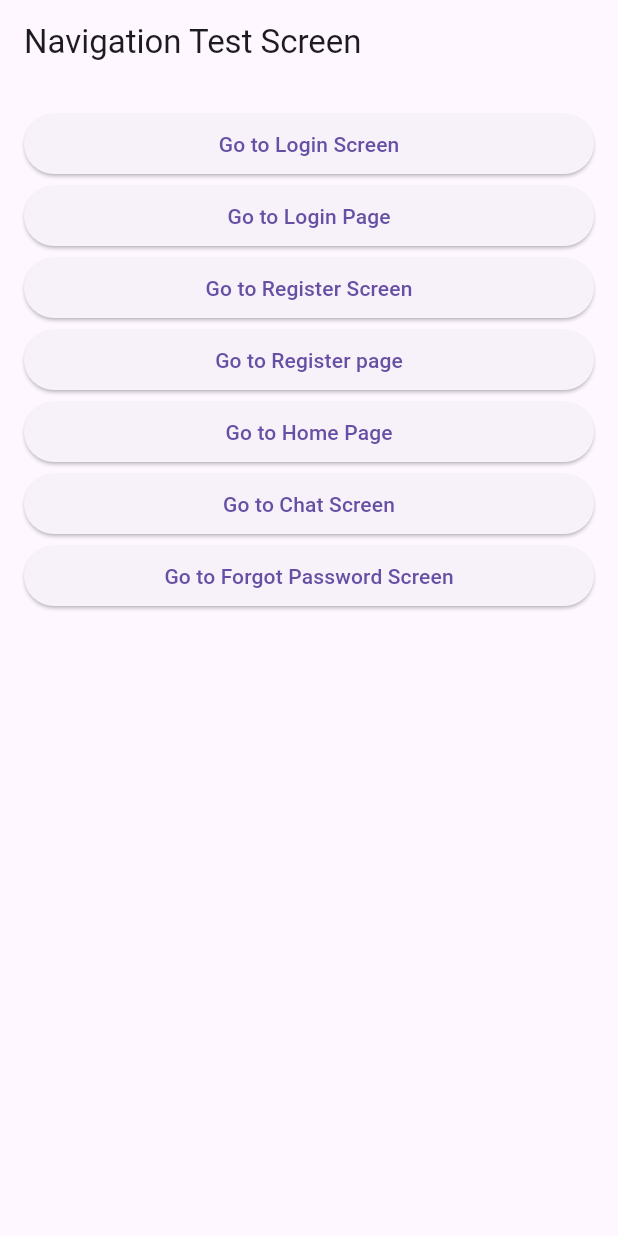
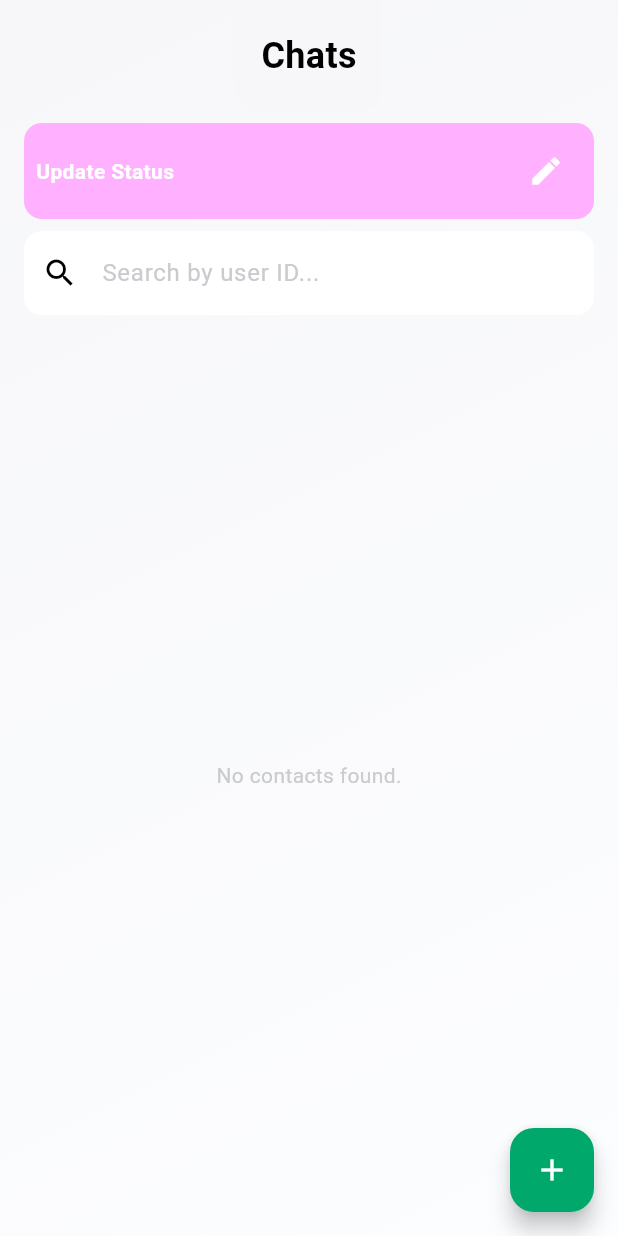
Before and after one commit to DhrithiHH/YapZap_ChatApp, a Flutter app: the screen it shows after launch, after a tap on "Go to Home Page", on a phone screen of 412 x 824 dp. Run offline on Flutter 3.47's test engine with Material 3 defaults, Android fonts, the light colour scheme and no system bars; our stand-ins replace cloud_firestore, firebase_auth, firebase_core, socket_io_client; missing offline and left inert: flutter_webrtc; accounts and stored records are empty.

Commit message:
changes in home

```diff
--- a/yapzap/lib/main.dart
+++ b/yapzap/lib/main.dart
@@ -39,6 +39,8 @@ import 'screens/forgot_password_screen_demo.dart';
 import 'screens/splash_page.dart';
 import 'screens/login_page.dart';
 import 'screens/register_page.dart';
+// import 'screens/chat_list.dart';
+import 'screens/home.dart';
 
 Future<void> main() async {
   WidgetsFlutterBinding.ensureInitialized();
@@ -63,6 +65,7 @@ class MyApp extends StatelessWidget {
         // '/homepage': (context) => HomePageDemo(),
         // '/chatscreen': (context) => WebRTCChatApp(),
         '/forgotpassword': (context) => ForgotPasswordPage(),
+        '/homepage': (context) => const Home(userId: "charan"),
       },
     );
   }
--- a/yapzap/lib/screens/chat_list_page.dart
+++ /dev/null
@@ -1,157 +0,0 @@
-import 'package:flutter/material.dart';
-
-// Model for Chat Data
-class Chat {
-  final String userName;
-  final String lastMessage;
-  final String time;
-  final String avatarUrl;
-  final bool isOnline;
-
-  Chat({
-    required this.userName,
-    required this.lastMessage,
-    required this.time,
-    required this.avatarUrl,
-    required this.isOnline,
-  });
-}
-
-class ChatListPage extends StatelessWidget {
-  const ChatListPage({Key? key}) : super(key: key);
-
-  @override
-  Widget build(BuildContext context) {
-    // Example data for chat list
-    List<Chat> chatList = [
-      Chat(
-        userName: 'Liam',
-        lastMessage: 'Hey! Let\'s meet up tomorrow.',
-        time: '12:30 PM',
-        avatarUrl: 'assets/images/avatar_1.png',
-        isOnline: true,
-      ),
-      Chat(
-        userName: 'Emma',
-        lastMessage: 'Got your message!',
-        time: '10:15 AM',
-        avatarUrl: 'assets/images/avatar_2.png',
-        isOnline: false,
-      ),
-      Chat(
-        userName: 'Olivia',
-        lastMessage: 'Are you free today?',
-        time: '8:00 AM',
-        avatarUrl: 'assets/images/avatar_3.png',
-        isOnline: true,
-      ),
-      Chat(
-        userName: 'Noah',
-        lastMessage: 'What\'s up?',
-        time: 'Yesterday',
-        avatarUrl: 'assets/images/avatar_4.png',
-        isOnline: false,
-      ),
-    ];
-
-    return Scaffold(
-      appBar: AppBar(
-        backgroundColor: const Color(0xFF7ED321), // Green from the theme
-        title: const Text('Chats', style: TextStyle(fontFamily: 'ComicSans')),
-        actions: [
-          IconButton(
-            icon: const Icon(Icons.search),
-            onPressed: () {
-              // Search functionality can be added here
-            },
-          ),
-        ],
-      ),
-      body: ListView.builder(
-        itemCount: chatList.length,
-        itemBuilder: (context, index) {
-          final chat = chatList[index];
-          return ChatListItem(chat: chat);
-        },
-      ),
-    );
-  }
-}
-
-// Chat List Item Widget
-class ChatListItem extends StatelessWidget {
-  final Chat chat;
-
-  const ChatListItem({Key? key, required this.chat}) : super(key: key);
-
-  @override
-  Widget build(BuildContext context) {
-    return Padding(
-      padding: const EdgeInsets.symmetric(vertical: 10.0, horizontal: 15.0),
-      child: InkWell(
-        onTap: () {
-          // Navigate to chat screen when tapping on the chat item
-          Navigator.pushNamed(context, '/chat', arguments: chat);
-        },
-        child: Row(
-          children: [
-            // Avatar
-            CircleAvatar(
-              radius: 30,
-              backgroundImage: AssetImage(chat.avatarUrl),
-              backgroundColor: Colors.transparent,
-            ),
-            const SizedBox(width: 15),
-            // Chat Details
-            Expanded(
-              child: Column(
-                crossAxisAlignment: CrossAxisAlignment.start,
-                children: [
-                  // User name
-                  Text(
-                    chat.userName,
-                    style: const TextStyle(
-                      fontSize: 16,
-                      fontWeight: FontWeight.bold,
-                      color: Colors.white,
-                    ),
-                  ),
-                  const SizedBox(height: 5),
-                  // Last message
-                  Text(
-                    chat.lastMessage,
-                    maxLines: 1,
-                    overflow: TextOverflow.ellipsis,
-                    style: const TextStyle(color: Colors.white70),
-                  ),
-                ],
-              ),
-            ),
-            // Time
-            Column(
-              mainAxisAlignment: MainAxisAlignment.center,
-              crossAxisAlignment: CrossAxisAlignment.end,
-              children: [
-                Text(
-                  chat.time,
-                  style: const TextStyle(
-                    fontSize: 12,
-                    color: Colors.white60,
-                  ),
-                ),
-                const SizedBox(height: 5),
-                // Online/Offline status indicator
-                CircleAvatar(
-                  radius: 6,
-                  backgroundColor: chat.isOnline
-                      ? const Color(0xFF4CAF50) // Green for online
-                      : const Color(0xFF757575), // Grey for offline
-                ),
-              ],
-            ),
-          ],
-        ),
-      ),
-    );
-  }
-}
--- /dev/null
+++ b/yapzap/lib/screens/home.dart
@@ -0,0 +1,268 @@
+import 'package:flutter/material.dart';
+import 'package:cloud_firestore/cloud_firestore.dart';
+import 'chat_screen.dart';
+import 'connect.dart';
+
+class Home extends StatefulWidget {
+  final String userId;
+
+  const Home({Key? key, required this.userId}) : super(key: key);
+
+  @override
+  _HomeState createState() => _HomeState();
+}
+
+class _HomeState extends State<Home> {
+  final TextEditingController _searchController = TextEditingController();
+  final FirebaseFirestore _firestore = FirebaseFirestore.instance;
+
+  String _searchQuery = '';
+
+  @override
+  Widget build(BuildContext context) {
+    return Scaffold(
+      body: Stack(
+        children: [
+          Container(
+            decoration: const BoxDecoration(
+              gradient: LinearGradient(
+                colors: [Color(0xFFF7F7F9), Color(0xFFFCFDFE)],
+                begin: Alignment.topLeft,
+                end: Alignment.bottomRight,
+              ),
+            ),
+            child: Column(
+              children: [
+                // Header
+                Container(
+                  padding: const EdgeInsets.symmetric(
+                    vertical: 20.0,
+                    horizontal: 16.0,
+                  ),
+                  decoration: const BoxDecoration(
+                    color: Color(0xFFF7F7F9), // Whitish Grey
+                    borderRadius: BorderRadius.only(
+                      bottomLeft: Radius.circular(12.0),
+                      bottomRight: Radius.circular(12.0),
+                    ),
+                  ),
+                  child: Text(
+                    'Chats',
+                    style: TextStyle(
+                      fontSize: 24.0,
+                      fontWeight: FontWeight.bold,
+                      color: Colors.black, // Black text
+                    ),
+                  ),
+                ),
+
+                // Status Update Section
+                Container(
+                  margin: const EdgeInsets.symmetric(
+                    vertical: 8.0,
+                    horizontal: 16.0,
+                  ),
+                  padding: const EdgeInsets.all(8.0),
+                  decoration: BoxDecoration(
+                    color: const Color(0xFFFFB0FE), // Pink background
+                    borderRadius: BorderRadius.circular(12.0),
+                  ),
+                  child: Row(
+                    mainAxisAlignment: MainAxisAlignment.spaceBetween,
+                    children: [
+                      const Text(
+                        'Update Status',
+                        style: TextStyle(
+                          color: Colors.white, // White text
+                          fontWeight: FontWeight.bold,
+                        ),
+                      ),
+                      IconButton(
+                        icon: const Icon(Icons.edit, color: Colors.white),
+                        onPressed: () {
+                          // Action for updating status
+                        },
+                      ),
+                    ],
+                  ),
+                ),
+
+                // Search Bar
+                Container(
+                  margin: const EdgeInsets.symmetric(horizontal: 16.0),
+                  child: TextField(
+                    controller: _searchController,
+                    decoration: InputDecoration(
+                      hintText: 'Search by user ID...',
+                      hintStyle: const TextStyle(
+                          color: Color(0xFFCACBCF)), // Grey placeholder
+                      filled: true,
+                      fillColor: Colors.white, // White background
+                      prefixIcon: const Icon(Icons.search, color: Colors.black),
+                      border: OutlineInputBorder(
+                        borderRadius: BorderRadius.circular(12),
+                        borderSide: BorderSide.none,
+                      ),
+                    ),
+                    onChanged: (value) {
+                      setState(() {
+                        _searchQuery = value;
+                      });
+                    },
+                  ),
+                ),
+
+                // Chat List
+                Expanded(
+                  child: StreamBuilder<DocumentSnapshot>(
+                    stream: _firestore
+                        .collection('users')
+                        .doc(widget.userId)
+                        .snapshots(),
+                    builder: (context, snapshot) {
+                      if (snapshot.connectionState == ConnectionState.waiting) {
+                        return const Center(child: CircularProgressIndicator());
+                      }
+
+                      if (snapshot.hasError) {
+                        return const Center(
+                          child: Text(
+                            'Failed to load contacts. Please try again later.',
+                            style: TextStyle(color: Colors.black),
+                          ),
+                        );
+                      }
+
+                      if (!snapshot.hasData ||
+                          snapshot.data == null ||
+                          !snapshot.data!.exists) {
+                        return const Center(
+                          child: Text(
+                            'User data not found. Please check your account.',
+                            style: TextStyle(color: Colors.black),
+                          ),
+                        );
+                      }
+
+                      final userDoc = snapshot.data!;
+                      final data =
+                          userDoc.data() as Map<String, dynamic>? ?? {};
+                      final contacts =
+                          List<String>.from(data['contacts'] ?? []);
+
+                      final filteredContacts = contacts.where((contactId) {
+                        return contactId
+                            .toLowerCase()
+                            .contains(_searchQuery.toLowerCase());
+                      }).toList();
+
+                      return filteredContacts.isEmpty
+                          ? const Center(
+                              child: Text(
+                                'No contacts found.',
+                                style: TextStyle(
+                                    color: Color(0xFFCACBCF)), // Grey text
+                              ),
+                            )
+                          : ListView.builder(
+                              itemCount: filteredContacts.length,
+                              itemBuilder: (context, index) {
+                                final contactId = filteredContacts[index];
+
+                                return FutureBuilder<DocumentSnapshot>(
+                                  future: _firestore
+                                      .collection('users')
+                                      .doc(contactId)
+                                      .get(),
+                                  builder: (context, contactSnapshot) {
+                                    if (contactSnapshot.connectionState ==
+                                        ConnectionState.waiting) {
+                                      return const ListTile(
+                                        title: Text(
+                                          'Loading...',
+                                          style: TextStyle(color: Colors.black),
+                                        ),
+                                      );
+                                    }
+
+                                    if (contactSnapshot.hasError ||
+                                        !contactSnapshot.hasData ||
+                                        !contactSnapshot.data!.exists) {
+                                      return const ListTile(
+                                        title: Text(
+                                          'Error loading contact',
+                                          style: TextStyle(color: Colors.black),
+                                        ),
+                                      );
+                                    }
+
+                                    final contactData = contactSnapshot.data!
+                                        .data() as Map<String, dynamic>;
+                                    final username = contactData['username'] ??
+                                        'Unknown User';
+                                    final profilePic =
+                                        contactData['profilePic'] ?? '';
+
+                                    return ListTile(
+                                      leading: CircleAvatar(
+                                        backgroundImage: profilePic.isNotEmpty
+                                            ? NetworkImage(profilePic)
+                                            : null,
+                                        child: profilePic.isEmpty
+                                            ? const Icon(Icons.person,
+                                                color: Colors.white)
+                                            : null,
+                                      ),
+                                      title: Text(username,
+                                          style: const TextStyle(
+                                              color: Colors.black)),
+                                      subtitle: Text(
+                                        'UserID: $contactId',
+                                        style: const TextStyle(
+                                            color: Color(0xFFCACBCF)), // Grey
+                                      ),
+                                      onTap: () {
+                                        Navigator.push(
+                                          context,
+                                          MaterialPageRoute(
+                                            builder: (context) => WebRTCChatApp(
+                                              userId: widget.userId,
+                                              peerId: contactId,
+                                            ),
+                                          ),
+                                        );
+                                      },
+                                    );
+                                  },
+                                );
+                              },
+                            );
+                    },
+                  ),
+                ),
+              ],
+            ),
+          ),
+
+          // Floating Action Button
+          Positioned(
+            bottom: 16.0,
+            right: 16.0,
+            child: FloatingActionButton(
+              backgroundColor: const Color(0xFF00A86B), // Green
+              onPressed: () {
+                Navigator.push(
+                  context,
+                  MaterialPageRoute(
+                    builder: (context) => ConnectPage(userId: widget.userId),
+                  ),
+                );
+              },
+              child: const Icon(Icons.add, color: Colors.white), // White icon
+            ),
+          ),
+        ],
+      ),
+    );
+  }
+}
--- a/yapzap/lib/screens/navigation_screen.dart
+++ b/yapzap/lib/screens/navigation_screen.dart
@@ -52,6 +52,12 @@ class NavigationTestScreen extends StatelessWidget {
             },
             child: Text('Go to Forgot Password Screen'),
           ),
+          ElevatedButton(
+            onPressed: () {
+              Navigator.pushNamed(context, '/homepage');
+            },
+            child: Text('Go to homepage'),
+          ),
         ],
       ),
     );
```
